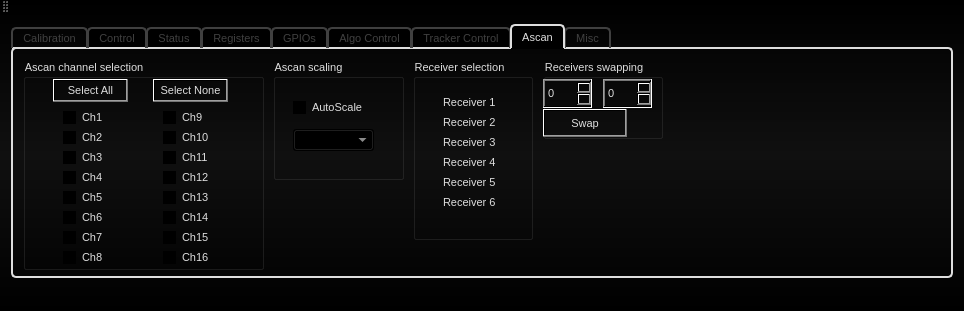
Before: the Qt Designer form src/AWLQtDemo/awlqtdemo.ui in samanwaya-jena/EVAL-ADAL6110-16-GUI, drawn with Qt 5.
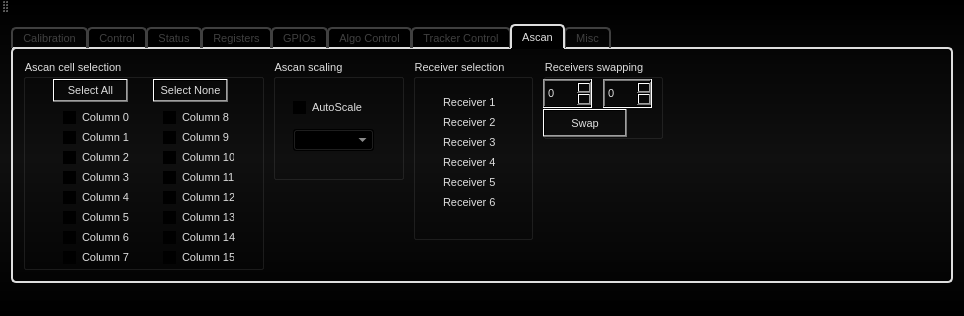
After: the same form once the commit is applied. The open tabs and pages were chosen to show the change. Icons and pictures are not drawn.

Commit message:
In GUI Reserverd the word "Channel" for physical sensor channels
Reserved the word "Channel" in the GUI to refer to the "electrical" channels within the sensor.
Now use a (column,row) nomenclature for the physical arrangement of photoreceiver voxels.
This is to avoid confision with ADI documentation, which uses "channels" for chip channels, which may not be in order of the pixels.
Also preparing to better support 2D voxel array arrangements.

```diff
--- a/src/AWLQtDemo/awlqtdemo.ui
+++ b/src/AWLQtDemo/awlqtdemo.ui
@@ -10,7 +10,7 @@
     <x>0</x>
     <y>0</y>
     <width>964</width>
-    <height>311</height>
+    <height>316</height>
    </rect>
   </property>
   <property name="sizePolicy">
@@ -4787,7 +4787,7 @@
            </rect>
           </property>
           <property name="title">
-           <string>Ascan channel selection</string>
+           <string>Ascan cell selection</string>
           </property>
           <widget class="QPushButton" name="pushButtonSelectAllAscan">
            <property name="geometry">
@@ -4820,12 +4820,12 @@
             <rect>
              <x>40</x>
              <y>50</y>
-             <width>51</width>
+             <width>71</width>
              <height>17</height>
             </rect>
            </property>
            <property name="text">
-            <string>Ch1</string>
+            <string>Column 0</string>
            </property>
            <property name="checked">
             <bool>true</bool>
@@ -4836,12 +4836,12 @@
             <rect>
              <x>40</x>
              <y>70</y>
-             <width>51</width>
+             <width>71</width>
              <height>17</height>
             </rect>
            </property>
            <property name="text">
-            <string>Ch2</string>
+            <string>Column 1</string>
            </property>
            <property name="checked">
             <bool>true</bool>
@@ -4852,12 +4852,12 @@
             <rect>
              <x>40</x>
              <y>90</y>
-             <width>51</width>
+             <width>71</width>
              <height>17</height>
             </rect>
            </property>
            <property name="text">
-            <string>Ch3</string>
+            <string>Column 2</string>
            </property>
            <property name="checked">
             <bool>true</bool>
@@ -4868,12 +4868,12 @@
             <rect>
              <x>40</x>
              <y>110</y>
-             <width>51</width>
+             <width>71</width>
              <height>17</height>
             </rect>
            </property>
            <property name="text">
-            <string>Ch4</string>
+            <string>Column 3</string>
            </property>
            <property name="checked">
             <bool>true</bool>
@@ -4884,12 +4884,12 @@
             <rect>
              <x>40</x>
              <y>130</y>
-             <width>51</width>
+             <width>71</width>
              <height>17</height>
             </rect>
            </property>
            <property name="text">
-            <string>Ch5</string>
+            <string>Column 4</string>
            </property>
            <property name="checked">
             <bool>true</bool>
@@ -4900,12 +4900,12 @@
             <rect>
              <x>40</x>
              <y>150</y>
-             <width>51</width>
+             <width>71</width>
              <height>17</height>
             </rect>
            </property>
            <property name="text">
-            <string>Ch6</string>
+            <string>Column 5</string>
            </property>
            <property name="checked">
             <bool>true</bool>
@@ -4916,12 +4916,12 @@
             <rect>
              <x>40</x>
              <y>170</y>
-             <width>51</width>
+             <width>71</width>
              <height>17</height>
             </rect>
            </property>
            <property name="text">
-            <string>Ch7</string>
+            <string>Column 6</string>
            </property>
            <property name="checked">
             <bool>true</bool>
@@ -4932,12 +4932,12 @@
             <rect>
              <x>40</x>
              <y>190</y>
-             <width>51</width>
+             <width>71</width>
              <height>17</height>
             </rect>
            </property>
            <property name="text">
-            <string>Ch8</string>
+            <string>Column 7</string>
            </property>
            <property name="checked">
             <bool>true</bool>
@@ -4948,12 +4948,12 @@
             <rect>
              <x>140</x>
              <y>50</y>
-             <width>51</width>
+             <width>71</width>
              <height>17</height>
             </rect>
            </property>
            <property name="text">
-            <string>Ch9</string>
+            <string>Column 8</string>
            </property>
            <property name="checked">
             <bool>true</bool>
@@ -4964,12 +4964,12 @@
             <rect>
              <x>140</x>
              <y>70</y>
-             <width>51</width>
+             <width>71</width>
              <height>17</height>
             </rect>
            </property>
            <property name="text">
-            <string>Ch10</string>
+            <string>Column 9</string>
            </property>
            <property name="checked">
             <bool>true</bool>
@@ -4980,12 +4980,12 @@
             <rect>
              <x>140</x>
              <y>90</y>
-             <width>51</width>
+             <width>71</width>
              <height>17</height>
             </rect>
            </property>
            <property name="text">
-            <string>Ch11</string>
+            <string>Column 10</string>
            </property>
            <property name="checked">
             <bool>true</bool>
@@ -4996,12 +4996,12 @@
             <rect>
              <x>140</x>
              <y>110</y>
-             <width>51</width>
+             <width>71</width>
              <height>17</height>
             </rect>
            </property>
            <property name="text">
-            <string>Ch12</string>
+            <string>Column 11</string>
            </property>
            <property name="checked">
             <bool>true</bool>
@@ -5012,12 +5012,12 @@
             <rect>
              <x>140</x>
              <y>130</y>
-             <width>51</width>
+             <width>71</width>
              <height>17</height>
             </rect>
            </property>
            <property name="text">
-            <string>Ch13</string>
+            <string>Column 12</string>
            </property>
            <property name="checked">
             <bool>true</bool>
@@ -5028,12 +5028,12 @@
             <rect>
              <x>140</x>
              <y>150</y>
-             <width>51</width>
+             <width>71</width>
              <height>17</height>
             </rect>
            </property>
            <property name="text">
-            <string>Ch14</string>
+            <string>Column 13</string>
            </property>
            <property name="checked">
             <bool>true</bool>
@@ -5044,12 +5044,12 @@
             <rect>
              <x>140</x>
              <y>170</y>
-             <width>51</width>
+             <width>73</width>
              <height>17</height>
             </rect>
            </property>
            <property name="text">
-            <string>Ch15</string>
+            <string>Column 14</string>
            </property>
            <property name="checked">
             <bool>true</bool>
@@ -5060,12 +5060,12 @@
             <rect>
              <x>140</x>
              <y>190</y>
-             <width>51</width>
+             <width>71</width>
              <height>17</height>
             </rect>
            </property>
            <property name="text">
-            <string>Ch16</string>
+            <string>Column 15</string>
            </property>
            <property name="checked">
             <bool>true</bool>
```
Left out of the diff: 2 changed lines with no effect on the pictures. The commit also changes 15 other files.
